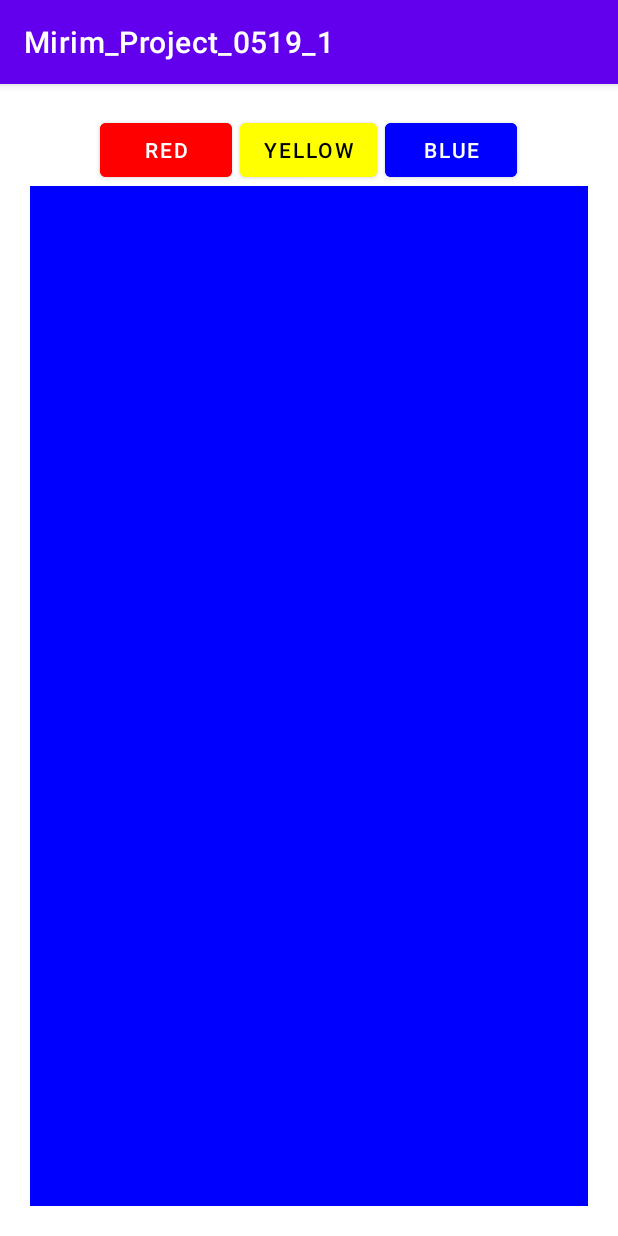
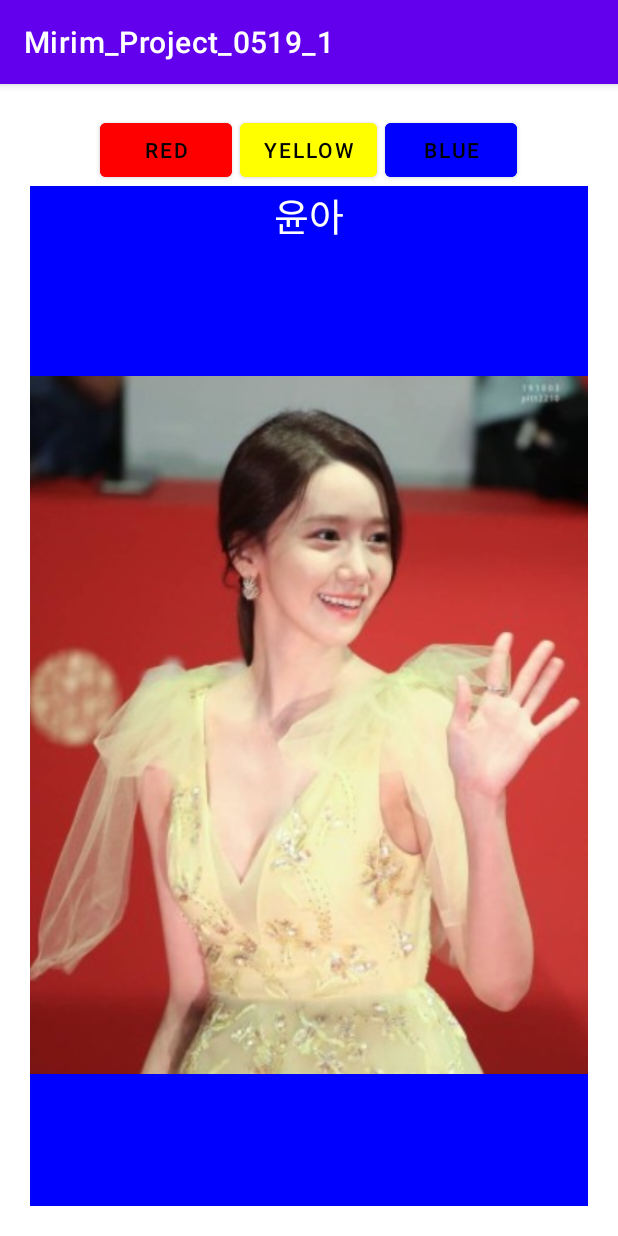
Before and after one commit to jihye1012/Mirim_Project_0519_1, an Android app: the screen it shows after launch (MainActivity), on a phone screen of 412 x 824 dp. Run offline under Robolectric (Android 15) with nearby library versions, the phone set to English and light mode, and no system bars.

Commit message:
add ImageView_TextView

```diff
--- a/app/src/main/java/kr/hs/emirim/s2127/mirim_project_0519_1/MainActivity.java
+++ b/app/src/main/java/kr/hs/emirim/s2127/mirim_project_0519_1/MainActivity.java
@@ -3,12 +3,47 @@ package kr.hs.emirim.s2127.mirim_project_0519_1;
 import androidx.appcompat.app.AppCompatActivity;
 
 import android.os.Bundle;
+import android.view.View;
+import android.widget.Button;
+import android.widget.LinearLayout;
 
 public class MainActivity extends AppCompatActivity {
+    LinearLayout linear_red, linear_yellow, linear_blue;
 
     @Override
     protected void onCreate(Bundle savedInstanceState) {
         super.onCreate(savedInstanceState);
         setContentView(R.layout.activity_main);
+        linear_red=findViewById(R.id.linear_red);
+        linear_yellow=findViewById(R.id.linear_yellow);
+        linear_blue=findViewById(R.id.linear_blue);
+        Button btnRed = findViewById(R.id.btn_red);
+        Button btnYellow = findViewById(R.id.btn_yellow);
+        Button btnBlue = findViewById(R.id.btn_blue);
+
+        btnRed.setOnClickListener(btnListenr);
+        btnYellow.setOnClickListener(btnListenr);
+        btnBlue.setOnClickListener(btnListenr);
     }
+
+    View.OnClickListener btnListenr=new View.OnClickListener() {
+        @Override
+        public void onClick(View view) {
+            linear_red.setVisibility(View.INVISIBLE);
+            linear_yellow.setVisibility(View.INVISIBLE);
+            linear_blue.setVisibility(View.INVISIBLE);
+            switch (view.getId()){
+                case R.id.btn_red:
+                    linear_red.setVisibility(View.VISIBLE);
+                    break;
+                case R.id.btn_yellow:
+                    linear_yellow.setVisibility(View.VISIBLE);
+                    break;
+                case R.id.btn_blue:
+                    linear_blue.setVisibility(View.VISIBLE);
+                    break;
+            }
+
+        }
+    };
 }
--- a/app/src/main/res/layout/activity_main.xml
+++ b/app/src/main/res/layout/activity_main.xml
@@ -18,6 +18,7 @@
             android:layout_width="wrap_content"
             android:layout_height="wrap_content"
             android:backgroundTint="#ff0000"
+            android:textColor="@color/black"
             android:layout_marginRight="5dp"
             android:text="Red"/>
 
@@ -34,6 +35,7 @@
             android:id="@+id/btn_blue"
             android:layout_width="wrap_content"
             android:layout_height="wrap_content"
+            android:textColor="@color/black"
             android:backgroundTint="#0000ff"
             android:text="Blue"/>
 
@@ -47,7 +49,21 @@
             android:layout_width="match_parent"
             android:layout_height="match_parent"
             android:background="#ff0000"
+            android:gravity="center_horizontal"
             android:orientation="vertical">
+            <TextView
+                android:id="@+id/text_jonadan"
+                android:layout_width="wrap_content"
+                android:layout_height="wrap_content"
+                android:textSize="25sp"
+                android:textColor="@color/white"
+                android:text="조나단"/>
+            <ImageView
+                android:layout_width="match_parent"
+                android:layout_height="match_parent"
+                android:src="@drawable/jonadan"/>
+
+
 
         </LinearLayout>
 
@@ -56,8 +72,19 @@
             android:layout_width="match_parent"
             android:layout_height="match_parent"
             android:background="#ffff00"
+            android:gravity="center_horizontal"
             android:orientation="vertical">
-
+            <TextView
+                android:id="@+id/text_jaypark"
+                android:layout_width="wrap_content"
+                android:layout_height="wrap_content"
+                android:textColor="@color/black"
+                android:textSize="25sp"
+                android:text="박재범"/>
+            <ImageView
+                android:layout_width="match_parent"
+                android:layout_height="match_parent"
+                android:src="@drawable/jaypark"/>
         </LinearLayout>
 
         <LinearLayout
@@ -65,7 +92,22 @@
             android:layout_width="match_parent"
             android:layout_height="match_parent"
             android:background="#0000ff"
+            android:gravity="center_horizontal"
             android:orientation="vertical">
+            <TextView
+                android:id="@+id/text_yoona"
+                android:layout_width="wrap_content"
+                android:layout_height="wrap_content"
+                android:textColor="@color/white"
+                android:textSize="25sp"
+                android:text="윤아"/>
+            <ImageView
+                android:layout_width="match_parent"
+                android:layout_height="match_parent"
+                android:src="@drawable/yoona"/>
+
+
+
 
         </LinearLayout>
     </FrameLayout>
```
Also changed, not shown: app/src/main/res/drawable/jaypark.jpg (added), app/src/main/res/drawable/jonadan.jpg (added), app/src/main/res/drawable/yoona.jpg (added).
